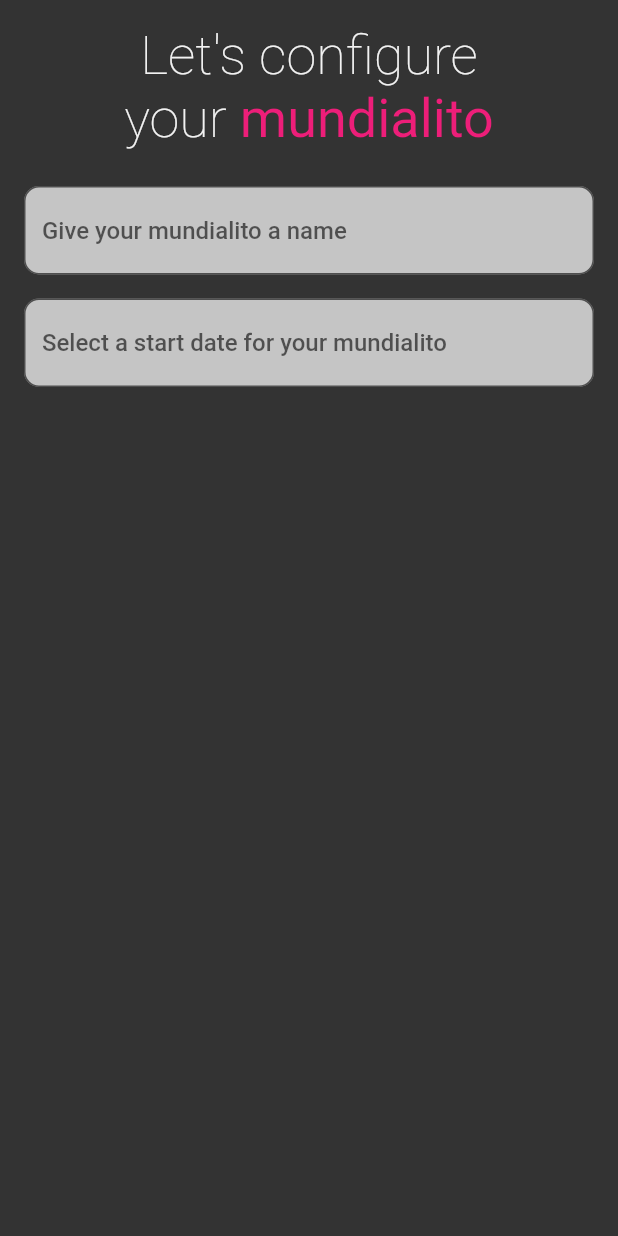
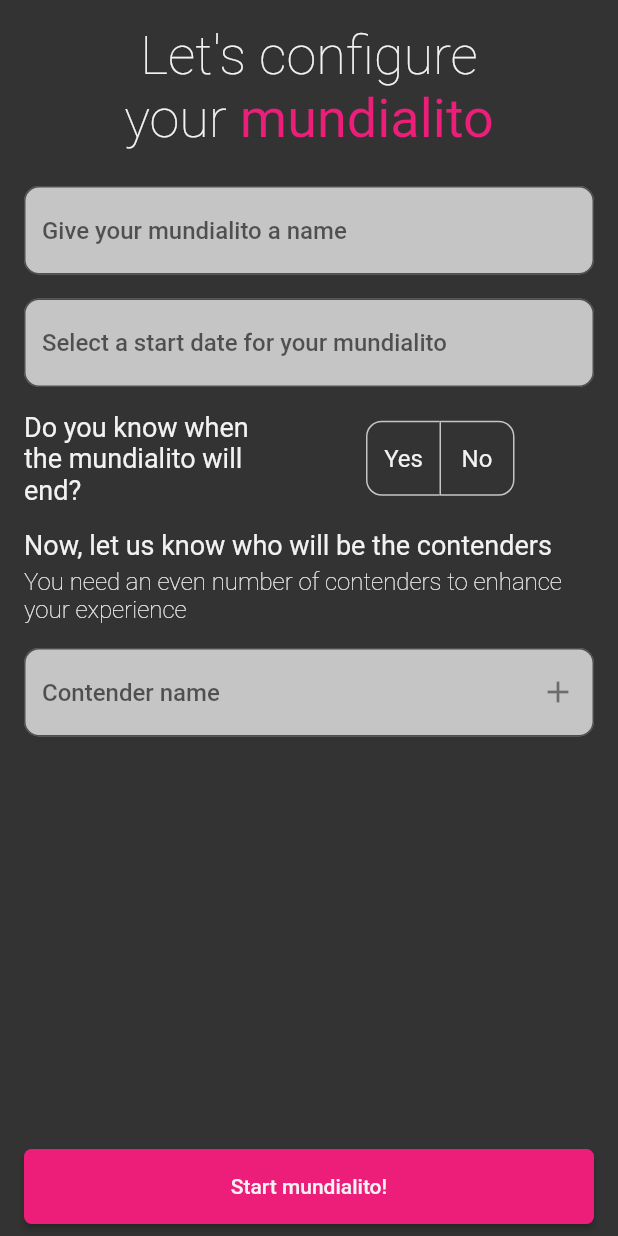
Before and after one commit to cesarmatt/Mundialito, a Flutter app: the screen it shows after launch, after a tap on "Start new Mundialito", on a phone screen of 412 x 824 dp. Run offline on Flutter 3.47's test engine with Material 2 defaults, Android fonts, the phone set to English and light mode, and no system bars; our stand-ins replace flutter_mobx, flutter_modular, google_fonts, mobx; generated files the repository leaves out were written again.

Commit message:
UI for mundialito creation done; Icon for contender deletion still black; Creation not sending data to db

```diff
--- /dev/null
+++ b/lib/app/models/contender/contender.dart
@@ -0,0 +1,4 @@
+class Contender {
+  Contender(this.name);
+  String name;
+}
--- /dev/null
+++ b/lib/app/models/mundialito.dart
@@ -0,0 +1,10 @@
+import 'contender/contender.dart';
+
+class Mundialito {
+  Mundialito(this.name, this.startDate, this.endDate, this.contenders);
+
+  String name;
+  String startDate;
+  String? endDate;
+  List<Contender> contenders;
+}
--- a/lib/app/modules/mundialito/mundialito_page.dart
+++ b/lib/app/modules/mundialito/mundialito_page.dart
@@ -2,8 +2,15 @@ import 'package:flutter/cupertino.dart';
 import 'package:flutter/material.dart';
 import 'package:flutter_modular/flutter_modular.dart';
 import 'package:mundialito/app/modules/mundialito/mundialito_view_model.dart';
-import 'package:mundialito/app/shared/widgets/buttons/button_with_icon_widget.dart';
+import 'package:mundialito/app/modules/mundialito/widgets/contenders_list/contenders_list_widget.dart';
+import 'package:mundialito/app/shared/widgets/buttons/primary_button_widget.dart';
+import 'package:mundialito/app/shared/widgets/input/input_text_with_action_button_widget.dart';
 import 'package:mundialito/app/shared/widgets/input/primary_text_input_widget.dart';
+import 'package:mundialito/app/shared/widgets/radio/toggle_button_with_label_widget.dart';
+import 'package:mundialito/app/shared/widgets/text/form_title_with_subtitle_widget.dart';
+import 'package:flutter_mobx/flutter_mobx.dart';
+
+import '../../models/contender/contender.dart';
 
 class MundialitoPage extends StatefulWidget {
   const MundialitoPage({Key? key}) : super(key: key);
@@ -19,8 +26,16 @@ class MundialitoPageState extends State<MundialitoPage> {
   Widget build(BuildContext context) {
     var textTheme = Theme.of(context).textTheme;
     return Scaffold(
+      bottomNavigationBar: PrimaryButtonWidget(
+          onPressed: () {
+            viewModel.onStartMundialitoClicked();
+          },
+          label: "Start mundialito!"),
       body: Padding(
           padding: EdgeInsets.symmetric(vertical: 16, horizontal: 16),
+          child: Observer(
+            builder: (_) {
+              return SingleChildScrollView(
                 child: Column(
                   mainAxisAlignment: MainAxisAlignment.start,
                   crossAxisAlignment: CrossAxisAlignment.center,
@@ -51,22 +66,99 @@ class MundialitoPageState extends State<MundialitoPage> {
                         )
                       ],
                     ),
-          const SizedBox(height: 24,),
+                    const SizedBox(
+                      height: 24,
+                    ),
                     Column(
                       children: [
                         PrimaryTextInputWidget(
-                  inputTextEditingController: TextEditingController(),
-                  hint: "Give your mundialito a name"
+                            inputTextEditingController:
+                                viewModel.mundialitoNameTextEditingController,
+                            hint: "Give your mundialito a name"),
+                        const SizedBox(
+                          height: 16,
                         ),
-              const SizedBox(height: 16,),
                         PrimaryTextInputWidget(
-                  inputTextEditingController: TextEditingController(),
-                  hint: "Select a start date for your mundialito"
+                            inputTextEditingController: viewModel
+                                .mundialitoStartDateTextEditingController,
+                            hint: "Select a start date for your mundialito"),
+                        const SizedBox(
+                          height: 16,
                         ),
+                        ToggleButtonWithLabelWidget(
+                          onOptionSelected: (bool selectedValue) {
+                            setState(() {
+                              viewModel
+                                  .onMundialitoEndDateDefined(selectedValue);
+                            });
+                          },
+                          label: "Do you know when the mundialito will end?",
+                          options: [
+                            Text(
+                              "Yes",
+                              style:
+                                  textTheme.bodyText2?.copyWith(fontSize: 16),
+                            ),
+                            Text(
+                              "No",
+                              style:
+                                  textTheme.bodyText2?.copyWith(fontSize: 16),
+                            )
+                          ],
+                          selectedOptions: viewModel.mundialitoEndDateToggle,
+                        ),
+                        const SizedBox(
+                          height: 16,
+                        ),
+                        viewModel.mundialitoHasEndDate()
+                            ? Column(
+                                children: [
+                                  PrimaryTextInputWidget(
+                                      inputTextEditingController: viewModel
+                                          .mundialitoEndDateTextEditingController,
+                                      hint:
+                                          "Select the end date for your mundialito"),
+                                  const SizedBox(
+                                    height: 16,
+                                  )
+                                ],
+                              )
+                            : const SizedBox(
+                                height: 0,
+                              ),
+                        const FormTitleWithSubtitleWidget(
+                            title:
+                                "Now, let us know who will be the contenders",
+                            subtitle:
+                                "You need an even number of contenders to enhance your experience"),
+                        const SizedBox(
+                          height: 16,
+                        ),
+                        InputTextWithActionButtonWidget(
+                          onPressed: () {
+                            setState(() {
+                              viewModel.onAddContenderClicked();
+                            });
+                          },
+                          inputTextEditingController:
+                              viewModel.contenderNameTextEditingController,
+                          hint: "Contender name",
+                          icon: const Icon(Icons.add),
+                        ),
+                        ContendersListWidget(
+                            contenders: viewModel.contendersList,
+                            onItemDeleted: (Contender? contender) {
+                              setState(() {
+                                viewModel.onDeleteContenderClicked(contender);
+                              });
+                            })
                       ],
                     )
                   ],
                 ),
-    ));
+              );
+            },
+          )),
+    );
   }
 }
--- a/lib/app/modules/mundialito/mundialito_view_model.dart
+++ b/lib/app/modules/mundialito/mundialito_view_model.dart
@@ -1,3 +1,68 @@
-class MundialitoViewModel {
+import 'package:flutter/cupertino.dart';
+import 'package:mobx/mobx.dart';
+import 'package:mundialito/app/models/mundialito.dart';
+import '../../models/contender/contender.dart';
+part 'mundialito_view_model.g.dart';
 
+class MundialitoViewModel = _MundialitoViewModelBase with _$MundialitoViewModel;
+
+abstract class _MundialitoViewModelBase with Store {
+
+  final mundialitoNameTextEditingController = TextEditingController();
+  final mundialitoStartDateTextEditingController = TextEditingController();
+  final mundialitoEndDateTextEditingController = TextEditingController();
+  final contenderNameTextEditingController = TextEditingController();
+
+  @observable
+  bool hasEndDate = false;
+
+  @observable
+  List<bool> mundialitoEndDateToggle = [false, false];
+
+  @observable
+  List<Contender> contendersList = [];
+
+
+  @action
+  void onMundialitoEndDateDefined(bool mundialitoHasEndDate) {
+    hasEndDate = mundialitoHasEndDate;
+  }
+
+  bool mundialitoHasEndDate() {
+    if (mundialitoEndDateToggle[0] == true) {
+      return true;
+    } else {
+      return false;
+    }
+  }
+
+  @action
+  void onAddContenderClicked() {
+    var contenderName = contenderNameTextEditingController.text;
+    var contender = Contender(contenderName);
+    contendersList.add(contender);
+    contenderNameTextEditingController.text = "";
+  }
+
+  @action
+  void onDeleteContenderClicked(Contender? toDeleteContender) {
+    contendersList.remove(toDeleteContender);
+  }
+
+  void onStartMundialitoClicked() {
+    var mundialito = makeMundialitoFromInput();
+    print(mundialito.name);
+    print(mundialito.startDate);
+    print(mundialito.endDate);
+    print(mundialito.contenders);
+  }
+
+  Mundialito makeMundialitoFromInput() {
+    return Mundialito(
+        mundialitoNameTextEditingController.text,
+        mundialitoStartDateTextEditingController.text,
+        mundialitoEndDateTextEditingController.text,
+        contendersList
+    );
+  }
 }
--- /dev/null
+++ b/lib/app/modules/mundialito/widgets/contenders_list/contender_list_item_widget.dart
@@ -0,0 +1,38 @@
+import 'package:flutter/cupertino.dart';
+import 'package:flutter/material.dart';
+import '../../../../models/contender/contender.dart';
+
+class ContenderListItemWidget extends StatelessWidget {
+  const ContenderListItemWidget(
+      {Key? key, required this.contender, required this.onDeleteClicked})
+      : super(key: key);
+
+  final Contender? contender;
+  final Function(Contender?) onDeleteClicked;
+
+  @override
+  Widget build(BuildContext context) {
+    return SizedBox(
+      width: double.infinity,
+      child: Padding(
+        padding: const EdgeInsets.symmetric(horizontal: 8),
+        child: Column(
+          children: [
+            Row(
+              children: [
+                Text(contender?.name ?? ""),
+                const Spacer(),
+                IconButton(
+                    onPressed: () {
+                      onDeleteClicked(contender);
+                    },
+                    icon: const Icon(Icons.delete))
+              ],
+            ),
+            const Divider(height: 2, color: Colors.white,)
+          ],
+        )
+      ),
+    );
+  }
+}
--- /dev/null
+++ b/lib/app/modules/mundialito/widgets/contenders_list/contenders_list_widget.dart
@@ -0,0 +1,34 @@
+import 'package:flutter/cupertino.dart';
+import 'package:mundialito/app/modules/mundialito/widgets/contenders_list/contender_list_item_widget.dart';
+import '../../../../models/contender/contender.dart';
+
+class ContendersListWidget extends StatelessWidget {
+  const ContendersListWidget(
+      {Key? key, required this.contenders, required this.onItemDeleted})
+      : super(key: key);
+
+  final List<Contender>? contenders;
+  final void Function(Contender?) onItemDeleted;
+
+  @override
+  Widget build(BuildContext context) {
+    return ListView.builder(
+        itemCount: contenders?.length,
+        scrollDirection: Axis.vertical,
+        shrinkWrap: true,
+        physics: const NeverScrollableScrollPhysics(),
+        itemBuilder: (BuildContext context, int index) {
+          if (contenders?.isNotEmpty == true) {
+            var contender = contenders?[index];
+            return ContenderListItemWidget(
+              contender: contender,
+              onDeleteClicked: (Contender? contender) {
+                onItemDeleted(contender);
+              },
+            );
+          } else {
+            return const Text("No contenders yet :(");
+          }
+        });
+  }
+}
--- /dev/null
+++ b/lib/app/shared/widgets/buttons/primary_button_widget.dart
@@ -0,0 +1,35 @@
+import 'package:flutter/cupertino.dart';
+import 'package:flutter/material.dart';
+
+class PrimaryButtonWidget extends StatelessWidget {
+  const PrimaryButtonWidget(
+      {Key? key,
+      required this.onPressed,
+      required this.label,
+      this.width,
+      this.height})
+      : super(key: key);
+
+  final void Function() onPressed;
+  final String label;
+  final double? width;
+  final double? height;
+
+  @override
+  Widget build(BuildContext context) {
+    var textTheme = Theme.of(context).textTheme;
+    return Padding(
+      padding: EdgeInsets.symmetric(horizontal: 16, vertical: 8),
+      child: SizedBox(
+        width: width ?? double.infinity,
+        height: height ?? 50,
+        child: ElevatedButton(
+            onPressed: onPressed,
+            child: Text(
+              label,
+              style: textTheme.button?.copyWith(),
+            )),
+      ),
+    );
+  }
+}
--- /dev/null
+++ b/lib/app/shared/widgets/input/input_text_with_action_button_widget.dart
@@ -0,0 +1,45 @@
+import 'package:flutter/cupertino.dart';
+import 'package:flutter/material.dart';
+
+class InputTextWithActionButtonWidget extends StatelessWidget {
+  const InputTextWithActionButtonWidget({Key? key,
+    required this.onPressed,
+    required this.inputTextEditingController,
+    required this.hint,
+    required this.icon,
+    this.initialValue})
+      : super(key: key);
+
+  final void Function() onPressed;
+  final TextEditingController inputTextEditingController;
+  final String hint;
+  final String? initialValue;
+  final Icon icon;
+
+  @override
+  Widget build(BuildContext context) {
+    var textTheme = Theme
+        .of(context)
+        .textTheme;
+    return Column(
+      crossAxisAlignment: CrossAxisAlignment.start,
+      children: [
+        TextFormField(
+          controller: inputTextEditingController,
+          initialValue: initialValue,
+          style: textTheme.bodyText1?.copyWith(),
+          maxLines: 1,
+          decoration: InputDecoration(
+              hintText: hint,
+              suffixIcon: IconButton(
+                icon: icon,
+                onPressed: () {
+                  onPressed();
+                },
+              )
+          ),
+        )
+      ],
+    );
+  }
+}
--- /dev/null
+++ b/lib/app/shared/widgets/radio/toggle_button_with_label_widget.dart
@@ -0,0 +1,58 @@
+import 'package:flutter/cupertino.dart';
+import 'package:flutter/material.dart';
+
+class ToggleButtonWithLabelWidget extends StatefulWidget {
+  ToggleButtonWithLabelWidget({Key? key,
+    required this.onOptionSelected,
+    required this.label,
+    required this.options,
+    required this.selectedOptions})
+      : super(key: key);
+
+  final Function(bool) onOptionSelected;
+  final String label;
+  final List<Widget> options;
+  final List<bool> selectedOptions;
+
+  @override
+  ToggleButtonWithLabelState createState() => ToggleButtonWithLabelState();
+}
+
+class ToggleButtonWithLabelState extends State<ToggleButtonWithLabelWidget> {
+
+  @override
+  Widget build(BuildContext context) {
+    var textTheme = Theme.of(context).textTheme;
+    return Row(
+      mainAxisSize: MainAxisSize.max,
+      mainAxisAlignment: MainAxisAlignment.start,
+      children: [
+        SizedBox(
+          width: 168,
+          child: Text(
+              widget.label,
+            style: textTheme.headline3?.copyWith(),
+          ),
+        ),
+        const SizedBox(width: 60,),
+        ToggleButtons(
+            onPressed: (int index) {
+              setState(() {
+                if (widget.selectedOptions[0] == true) {
+                  widget.onOptionSelected(true);
+                } else {
+                  widget.onOptionSelected(false);
+                }
+                for (int i = 0; i < widget.selectedOptions.length; i++) {
+                  widget.selectedOptions[i] = i == index;
+                }
+              });
+            },
+            direction: Axis.horizontal,
+            isSelected: widget.selectedOptions,
+            children: widget.options
+        )
+      ],
+    );
+  }
+}
--- /dev/null
+++ b/lib/app/shared/widgets/text/form_title_with_subtitle_widget.dart
@@ -0,0 +1,30 @@
+import 'package:flutter/material.dart';
+
+class FormTitleWithSubtitleWidget extends StatelessWidget {
+  const FormTitleWithSubtitleWidget(
+      {Key? key, required this.title, required this.subtitle})
+      : super(key: key);
+
+  final String title;
+  final String subtitle;
+
+  @override
+  Widget build(BuildContext context) {
+    var textTheme = Theme.of(context).textTheme;
+    return Column(
+      crossAxisAlignment: CrossAxisAlignment.start,
+      mainAxisSize: MainAxisSize.max,
+      children: [
+        Text(
+          title,
+          style: textTheme.headline3?.copyWith(),
+        ),
+        const SizedBox(height: 4,),
+        Text(
+          subtitle,
+          style: textTheme.headline4?.copyWith(),
+        ),
+      ],
+    );
+  }
+}
--- a/lib/app/theme/mundialito_theme.dart
+++ b/lib/app/theme/mundialito_theme.dart
@@ -28,6 +28,25 @@ class MundialitoTheme {
           borderRadius: BorderRadius.circular(5.0),
           borderSide: BorderSide(color: _chameleon),
         ),
+        iconColor: _chameleon,
+      ),
+      toggleButtonsTheme: ToggleButtonsThemeData(
+        borderRadius: BorderRadius.all(Radius.circular(10)),
+        fillColor: _chameleon,
+        color: _white,
+        selectedBorderColor: _chameleon,
+        borderColor: _inputTextFill
+      ),
+      elevatedButtonTheme: ElevatedButtonThemeData(
+        style: ElevatedButton.styleFrom(
+          backgroundColor: _chameleon,
+            shape: RoundedRectangleBorder(
+              borderRadius: BorderRadius.circular(5.0),
+            ),
+            textStyle: TextStyle(
+              color: _white,
+            ),
+        )
       ),
       textTheme: TextTheme(
         headline1: GoogleFonts.roboto(
@@ -42,10 +61,29 @@ class MundialitoTheme {
               fontSize: 36.0,
             )
         ),
+        headline3: GoogleFonts.roboto(
+          textStyle: TextStyle(
+            color: _white,
+            fontSize: 18,
+          )
+        ),
+        headline4: GoogleFonts.roboto(
+          textStyle: TextStyle(
+            color: _white,
+            fontSize: 16,
+            fontWeight: FontWeight.w200
+          )
+        ),
         bodyText1: GoogleFonts.roboto(
           textStyle: TextStyle(
             color: _shadowStriker,
             fontSize: 16.0
+          )
+        ),
+        bodyText2: GoogleFonts.roboto(
+          textStyle: TextStyle(
+            color: _white,
+            fontSize: 20.0
           )
         ),
         button: GoogleFonts.roboto(textStyle: TextStyle(color: _white)),
```
Also changed, not shown: pubspec.yaml (+5 -70 lines), lib/app/modules/mundialito/mundialito_view_model.g.dart (added), 1 other file. Lines whose indentation alone changed are shown as unchanged.
